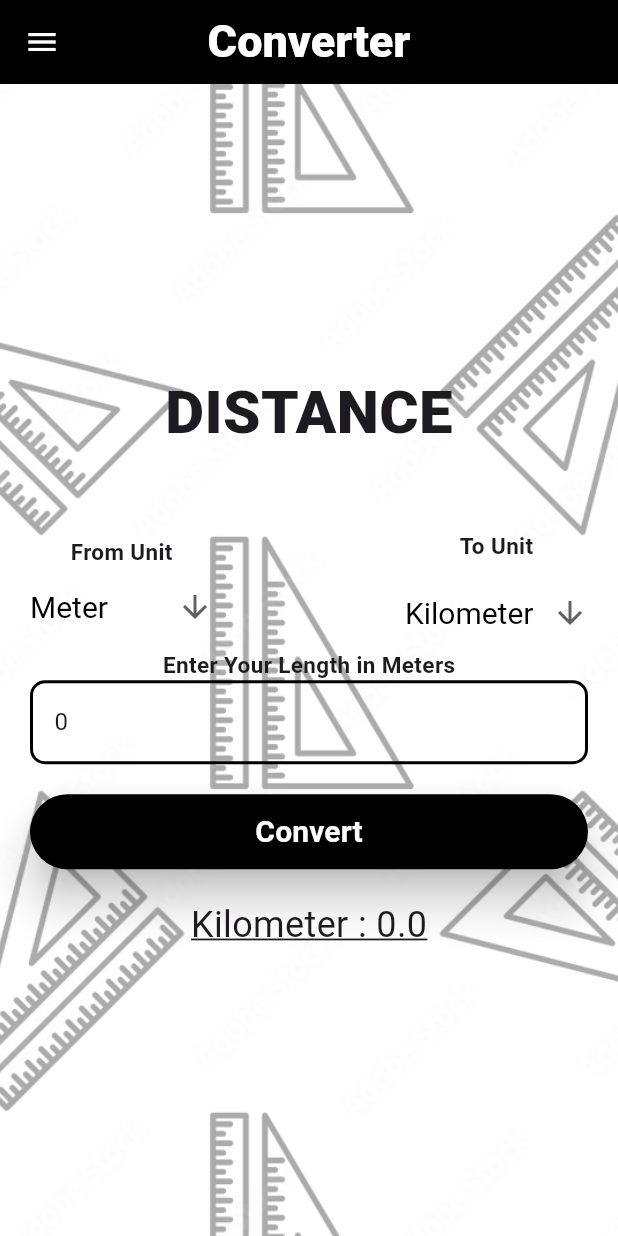
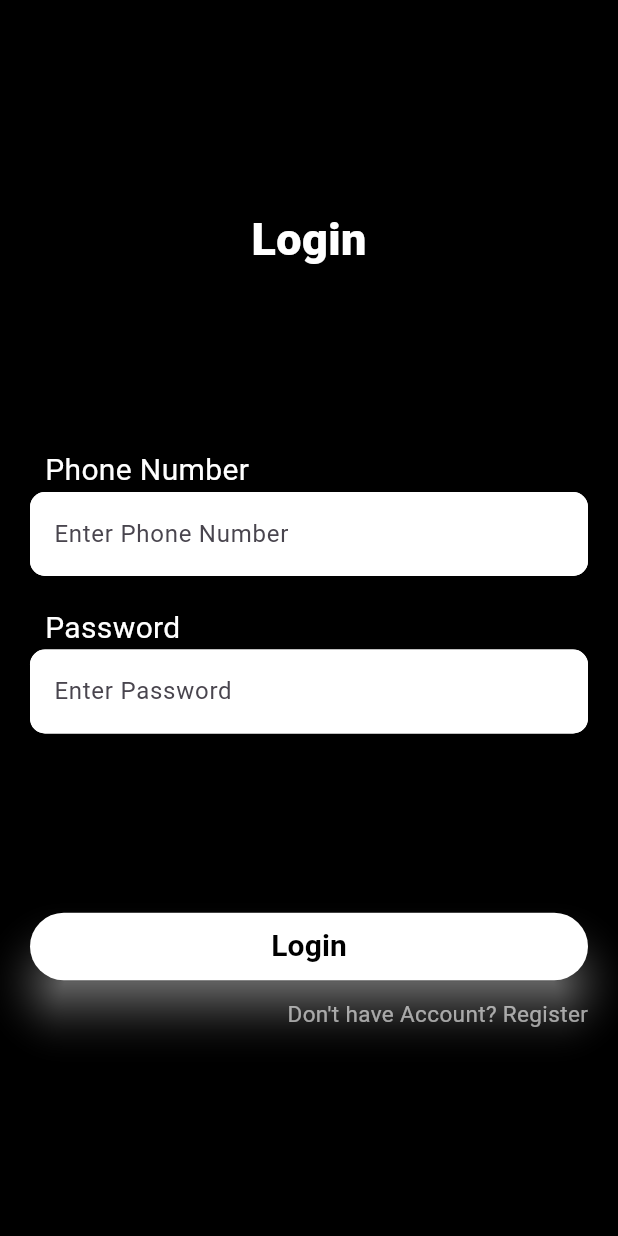
Before and after one commit to shivam181102/Unit_Conversion_App_Flutter, a Flutter app: the screen it shows after launch, on a phone screen of 412 x 824 dp. Run offline on Flutter 3.47's test engine with Material 3 defaults, Android fonts, the phone set to English and light mode, and no system bars; our stand-ins replace firebase_core; accounts and stored records are empty.

Commit message:
Small Changes

```diff
--- a/lib/main.dart
+++ b/lib/main.dart
@@ -1,8 +1,18 @@
+import 'package:firebase_core/firebase_core.dart';
 import 'package:flutter/material.dart';
 
-import 'package:unit_conversion/Pages/home.dart';
+// import 'package:unit_conversion/Pages/home.dart';
 
-void main() {
+import 'package:unit_conversion/features/app/splash_screen/splash_screen.dart';
+import 'package:unit_conversion/firebase_options.dart';
+import 'package:unit_conversion/user_auth/presentation/pages/login_page.dart';
+
+Future main() async {
+  WidgetsFlutterBinding.ensureInitialized();
+  // await Firebase.;
+  await Firebase.initializeApp(
+    options: DefaultFirebaseOptions.currentPlatform,
+  );
   runApp(const MyApp());
 }
 
@@ -19,7 +29,9 @@ class MyApp extends StatelessWidget {
         colorScheme: ColorScheme.fromSeed(seedColor: Colors.deepPurple),
         useMaterial3: true,
       ),
-      home: const Home(),
+      home: SplashScreen(
+        child: Login(),
+      ),
     );
   }
 }
--- /dev/null
+++ b/lib/user_auth/presentation/pages/login_page.dart
@@ -0,0 +1,123 @@
+import 'package:flutter/material.dart';
+
+class Login extends StatelessWidget {
+  Login({super.key});
+  final TextEditingController phoneNumberController = TextEditingController();
+
+  final TextEditingController passwordController = TextEditingController();
+  Map<String, dynamic> toJson() {
+    return {
+      'phoneNumber': phoneNumberController.text.trim(),
+      'password': passwordController.text.trim(),
+    };
+  }
+
+  @override
+  Widget build(BuildContext context) {
+    void _login() {
+      final Map<String, dynamic> data = toJson();
+      print("User Login is $data");
+    }
+
+    const borders = OutlineInputBorder(
+        borderSide: BorderSide(width: 10, color: Colors.white),
+        borderRadius: BorderRadius.all(Radius.circular(10)));
+    return Scaffold(
+      backgroundColor: Colors.black,
+      body: Padding(
+        padding: const EdgeInsets.all(20.0),
+        child: Column(
+          mainAxisAlignment: MainAxisAlignment.spaceEvenly,
+          crossAxisAlignment: CrossAxisAlignment.center,
+          children: [
+            const Text(
+              "Login",
+              style: TextStyle(
+                color: Colors.white,
+                fontSize: 30,
+                fontWeight: FontWeight.w800,
+              ),
+            ),
+            Column(
+              crossAxisAlignment: CrossAxisAlignment.start,
+              children: [
+                const Padding(
+                  padding: EdgeInsets.only(left: 10.0),
+                  child: Text(
+                    "Phone Number",
+                    style: TextStyle(color: Colors.white, fontSize: 20),
+                  ),
+                ),
+                TextField(
+                  controller: phoneNumberController,
+                  decoration: const InputDecoration(
+                      fillColor: Colors.white,
+                      filled: true,
+                      hintText: "Enter Phone Number",
+                      enabledBorder: borders,
+                      focusedBorder: borders),
+                  keyboardType: TextInputType.phone,
+                ),
+                const SizedBox(
+                  height: 20,
+                ),
+                const Padding(
+                  padding: EdgeInsets.only(left: 10.0),
+                  child: Text(
+                    "Password",
+                    style: TextStyle(color: Colors.white, fontSize: 20),
+                  ),
+                ),
+                TextField(
+                  controller: passwordController,
+                  decoration: const InputDecoration(
+                      fillColor: Colors.white,
+                      filled: true,
+                      hintText: "Enter Password",
+                      enabledBorder: borders,
+                      focusedBorder: borders),
+                  keyboardType: TextInputType.text,
+                ),
+              ],
+            ),
+            Column(
+              children: [
+                ElevatedButton(
+                  onPressed: _login,
+                  style: ButtonStyle(
+                      elevation: WidgetStatePropertyAll(12),
+                      shadowColor: const WidgetStatePropertyAll(Colors.white),
+                      backgroundColor: WidgetStateProperty.all(Colors.white),
+                      fixedSize: const WidgetStatePropertyAll(
+                          Size(double.maxFinite, 45))),
+                  child: const Text(
+                    "Login",
+                    style: TextStyle(
+                        color: Colors.black,
+                        fontSize: 20,
+                        fontWeight: FontWeight.w700),
+                  ),
+                ),
+                SizedBox(
+                  height: 10,
+                ),
+                Row(
+                  mainAxisAlignment: MainAxisAlignment.end,
+                  children: [
+                    GestureDetector(
+                      onTap: () => Navigator.pushNamed(context, 'register'),
+                      child: const Text(
+                        "Don't have Account? Register",
+                        style: TextStyle(color: Colors.white60, fontSize: 15),
+                      ),
+                    ),
+                  ],
+                ),
+              ],
+            )
+          ],
+        ),
+      ),
+    );
+  }
+}
--- a/pubspec.yaml
+++ b/pubspec.yaml
@@ -30,7 +30,10 @@ environment:
 dependencies:
   flutter:
     sdk: flutter
-
+  firebase_core: ^3.1.1
+  firebase_auth: ^5.1.1
+  firebase_storage: ^12.1.0
+  cloud_firestore: ^5.0.2
 
   # The following adds the Cupertino Icons font to your application.
   # Use with the CupertinoIcons class for iOS style icons.
```
Also changed, not shown: lib/features/app/splash_screen/splash_screen.dart (added, +37 -0 lines), firebase.json (added), lib/firebase_options.dart (added), pubspec.lock, 8 other files.
